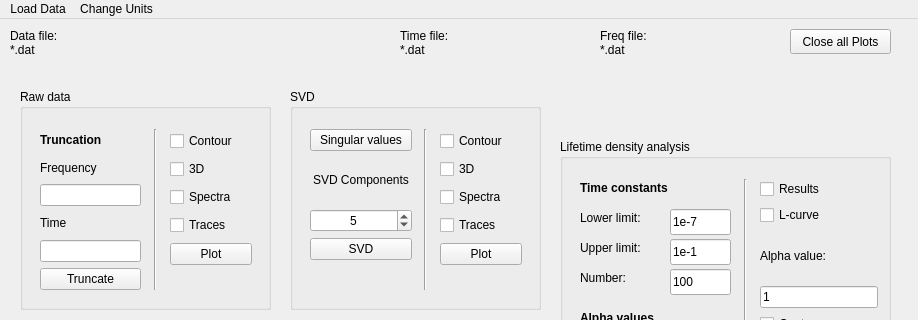
Above: gui/interface.ui from deef128/trtoolbox before the change; both pictures show x 0 to 918 and y 0 to 320 of the 918 by 641 pixel window. Below: the same form after it.
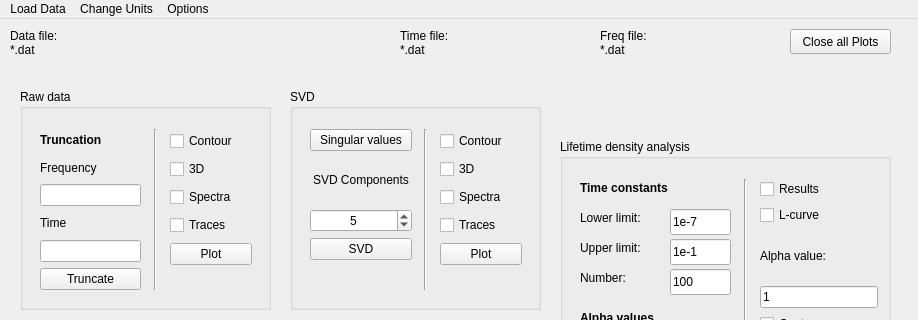
That is the form after the change.

```diff
--- a/gui/interface.ui
+++ b/gui/interface.ui
@@ -935,8 +935,16 @@
     <addaction name="actionTime_change"/>
     <addaction name="actionFreq_change"/>
    </widget>
+   <widget class="QMenu" name="menuOptions">
+    <property name="title">
+     <string>Options</string>
+    </property>
+    <addaction name="actionSet_delimiter"/>
+    <addaction name="actionClear_all"/>
+   </widget>
    <addaction name="menuData"/>
    <addaction name="menuChange_Units"/>
+   <addaction name="menuOptions"/>
   </widget>
   <widget class="QStatusBar" name="statusbar"/>
   <action name="actionLoad_all">
```
Left out of the diff: 10 changed lines with no effect on the pictures.
